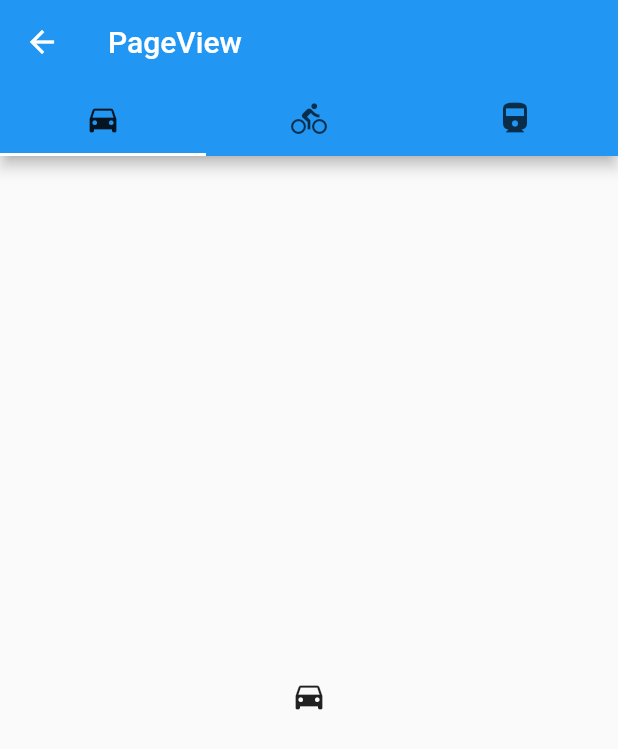
After one commit to ParkSeungHuen/flutter_study, a Flutter app: the screen it shows after launch, after a tap on "PageView", on a phone screen of 412 x 824 dp. The commit adds this screen. Shown: the top 749 px of the screen. Run offline on Flutter 3.47's test engine with Material 2 defaults, Android fonts, the phone set to English and light mode, and no system bars.

Commit message:
2023.04.18

```diff
--- a/lib/main.dart
+++ b/lib/main.dart
@@ -4,7 +4,9 @@ import 'package:studyflutter/study/MyAnimatedContainer.dart';
 import 'package:flutter/material.dart';
 import 'package:studyflutter/study/MyAnimatedOptical.dart';
 import 'package:studyflutter/study/MyFormValidation.dart';
+import 'package:studyflutter/study/MyMethodChannelState.dart';
 import 'package:studyflutter/study/MyOrientationBuilder.dart';
+import 'package:studyflutter/study/MyPageView.dart';
 import 'package:studyflutter/study/MySnackBar.dart';
 import 'package:studyflutter/study/MySwipeToDismiss.dart';
 import 'package:studyflutter/study/MyTabController.dart';
@@ -31,6 +33,8 @@ class myApp extends StatelessWidget {
         '/MyTapController': (context) => MyTapController(),
         '/MyFormValidation': (context) => MyFormValidation(),
         '/MySwipeToDismiss': (context) => MySwipeToDismiss(),
+        '/MyMethodChannel': (context) => MyMethodChannel(),
+        '/MyPageView':(context) => MyPageView(),
 
       },
       home: Scaffold(
@@ -105,6 +109,20 @@ class _HomeState extends State<Home> {
               Navigator.pushNamed(context, '/MySwipeToDismiss',);
             },
           ),
+
+          ListTile(
+            title: Text("MethodChannelState"),
+            onTap: () {
+              Navigator.pushNamed(context, '/MyMethodChannel',);
+            },
+          ),
+
+          ListTile(
+            title: Text("PageView"),
+            onTap: () {
+              Navigator.pushNamed(context, '/MyPageView',);
+            },
+          ),
         ],
       ),
     );
--- /dev/null
+++ b/lib/study/MyPageView.dart
@@ -0,0 +1,38 @@
+import 'package:flutter/material.dart';
+
+class MyPageView extends StatefulWidget {
+  const MyPageView({Key? key}) : super(key: key);
+
+  @override
+  State<MyPageView> createState() => _MyPageViewState();
+}
+
+class _MyPageViewState extends State<MyPageView> {
+  @override
+  Widget build(BuildContext context) {
+    return DefaultTabController(
+        length: 3,
+        child: Scaffold(
+          appBar: AppBar(
+            bottom: TabBar(
+              tabs: [
+                Tab(icon: Icon(Icons.directions_car),),
+                Tab(icon: Icon(Icons.directions_bike),),
+                Tab(icon: Icon(Icons.directions_train),),
+              ],
+            ),
+            title: Text("PageView"),
+          ),
+
+          body: TabBarView(
+            children: [
+              Icon(Icons.directions_car),
+              Icon(Icons.directions_bike),
+              Icon(Icons.directions_train),
+            ],
+          ),
+        )
+    );
+
+  }
+}
```
Also changed, not shown: lib/study/MyMethodChannelState.dart (added, +50 -0 lines), 1 other file.
